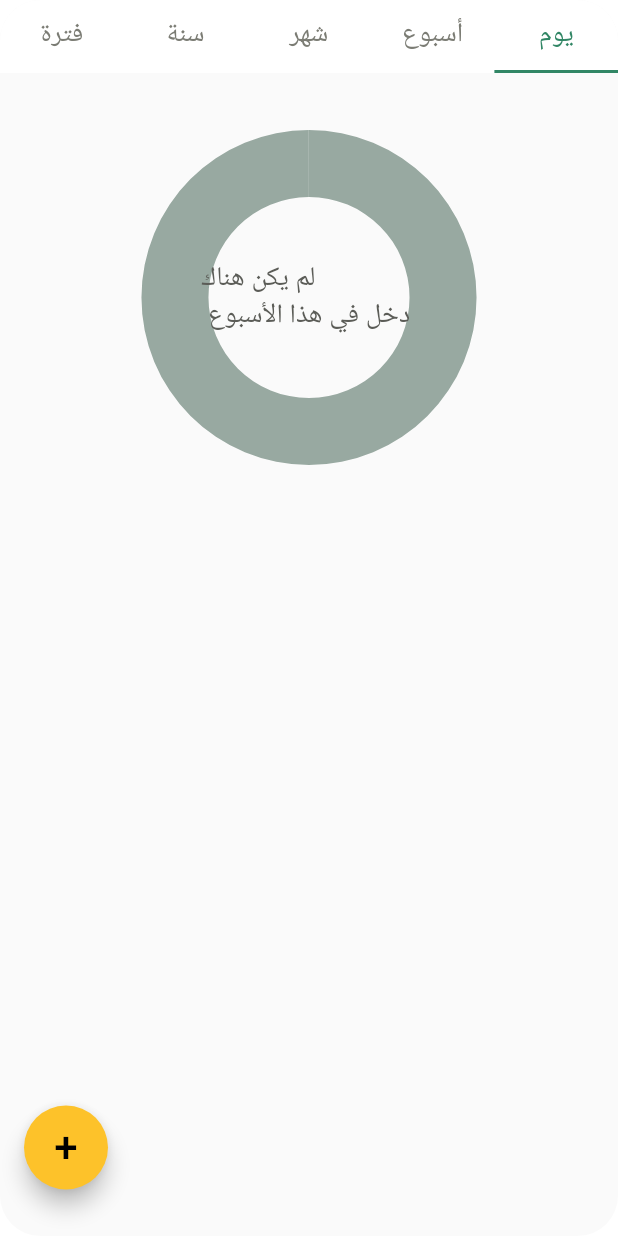
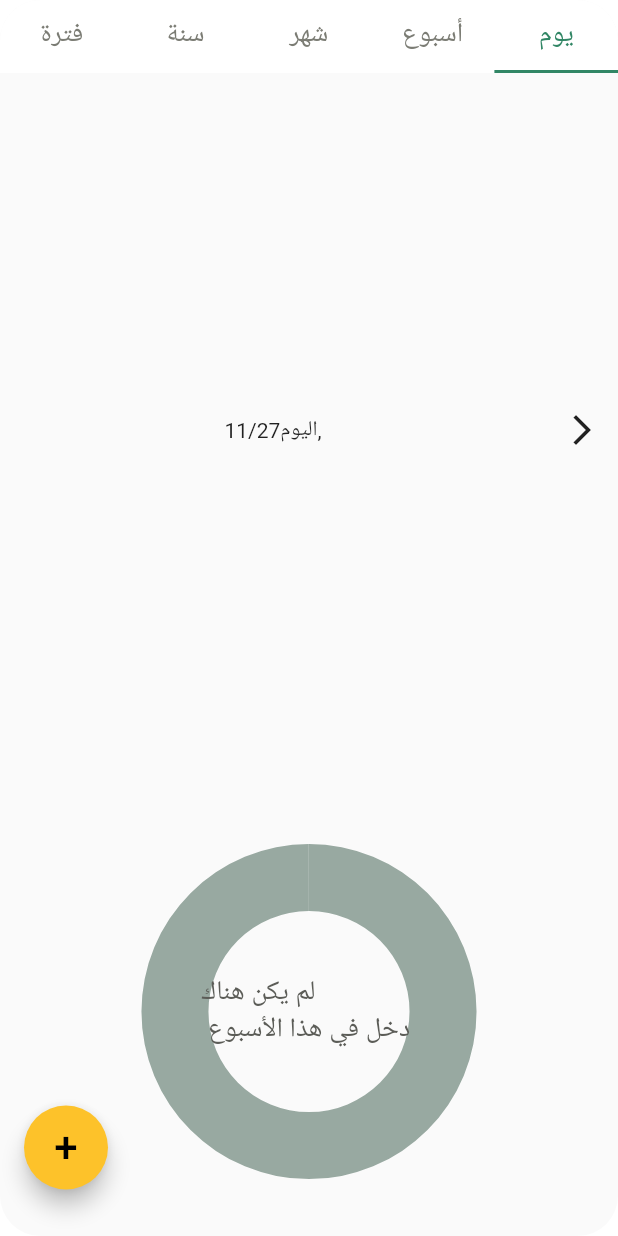
Before and after one commit to EngReemJr/Money_Manager, a Flutter app: the ExpensesOrIncome screen opened directly, on a phone screen of 412 x 824 dp. Run offline on Flutter 3.47's test engine with Material 2 defaults, Android fonts, the phone set to English and light mode, and no system bars; our stand-ins replace easy_localization, flutter_screenutil, shared_preferences, sqflite, syncfusion_flutter_charts; missing offline and left inert: dart:ffi, flutter_simple_calculator; accounts and stored records are empty.

Commit message:
list view update for view expense

```diff
--- a/lib/MoneyManagmentView/Views/Screen/Account.dart
+++ b/lib/MoneyManagmentView/Views/Screen/Account.dart
@@ -9,6 +9,7 @@ import 'package:flutter_screenutil/flutter_screenutil.dart';
 import 'package:provider/provider.dart';
 
 import '../../data/dummy_data.dart';
+import '../../data_reposeitory/sharedPrefernce.dart';
 import '../../models/balance.dart';
 import '../../providers/money_provider.dart';
 
@@ -106,7 +107,6 @@ class AccountScreen extends StatelessWidget {
                   style: ElevatedButton.styleFrom(
                     primary:
                         Color.fromARGB(255, 253, 194, 42), // Background color
-                    // Text Color (Foreground color)
                   ),
                   onPressed: () {
                     provider.insertNewBalance(BalanceModel(
@@ -115,6 +115,7 @@ class AccountScreen extends StatelessWidget {
                     provider.getAllBalances();
                    // log(provider.balances.length.toString());
                    // log(provider.selectedbalance.toString());
+FileHelper.setFirstTime();
                     Navigator.of(context)
                         .pushReplacementNamed('ExpensesScreen');
                   },
--- a/lib/MoneyManagmentView/Views/Widgets/ExpensesOrIncomeContainer.dart
+++ b/lib/MoneyManagmentView/Views/Widgets/ExpensesOrIncomeContainer.dart
@@ -148,8 +148,37 @@ class _ExpensesOrIncomeState extends State<ExpensesOrIncome>
                         style: TextStyle(color: Colors.black, fontSize: 28)),
                   ),
                 )),
-            body: Container(height: 418.h, child: ChartApp(title!)),
-          ));
+            body: Column(children: [
+              Expanded(child:
+           TabBarView(
+     controller: MytabController,
+     children: [
+      Row(),
+Row(children: [
+  Expanded(child: SizedBox()),
+  Center(child:Text(DateTime.now().year!.toString()
+
+    )),
+    Expanded(child: SizedBox()),IconButton(onPressed: (){}, icon: Icon(Icons.arrow_forward_ios))],),
+Row(children: [Expanded(child: SizedBox()),
+  Center(child: Text(DateTime.now().month!.toString()
+
+)),
+    Expanded(child: SizedBox()),IconButton(onPressed: (){}, icon: Icon(Icons.arrow_forward_ios))],),
+Row(children: [Expanded(child: SizedBox()),
+  Center(child:Text(DateTime.now().add(const Duration(days: 7)).month!.toString() +
+     '/' +
+    (DateTime.now().add(const Duration(days: 7)).day).toString()+'-'+DateTime.now().month!.toString()+'/'+DateTime.now().day!.toString())),
+    Expanded(child: SizedBox()),IconButton(onPressed: (){}, icon: Icon(Icons.arrow_forward_ios))],),
+Row(children: [Expanded(child: SizedBox()),
+  Center(child: Text(DateTime.now().month!.toString() +
+     '/' +
+    DateTime.now().day!.toString()+'اليوم,')),
+    Expanded(child: SizedBox()),IconButton(onPressed: (){}, icon: Icon(Icons.arrow_forward_ios))],)
+ ])),
+              Container(height: 418.h, child: ChartApp(title!))
+      // , Container(height:500.h,color:Colors.red)
+        ]) ));
     });
   }
 }
--- a/lib/MoneyManagmentView/data_reposeitory/db_helper.dart
+++ b/lib/MoneyManagmentView/data_reposeitory/db_helper.dart
@@ -28,6 +28,11 @@ class DbHelper {
             account_ID INTEGER PRIMARY KEY AUTOINCREMENT,
             total Double,
             currency INTEGER);''');
+      //  db.execute('''
+//INSERT INTO balance
+//VALUES (1,0.0,0);
+
+//''//');
         db.execute('''
             Create Table expense (
 expense_ID INTEGER PRIMARY KEY AUTOINCREMENT,
```
Also changed, not shown: lib/MoneyManagmentView/Views/Screen/Expenses.dart (+37 -33 lines), lib/MoneyManagmentView/Views/Screen/splash_Screen.dart (+5 -3 lines), lib/MoneyManagmentView/Views/Widgets/custome_appbar.dart (+21 -16 lines), lib/MoneyManagmentView/providers/money_provider.dart (+11 -5 lines), 4 other files.
